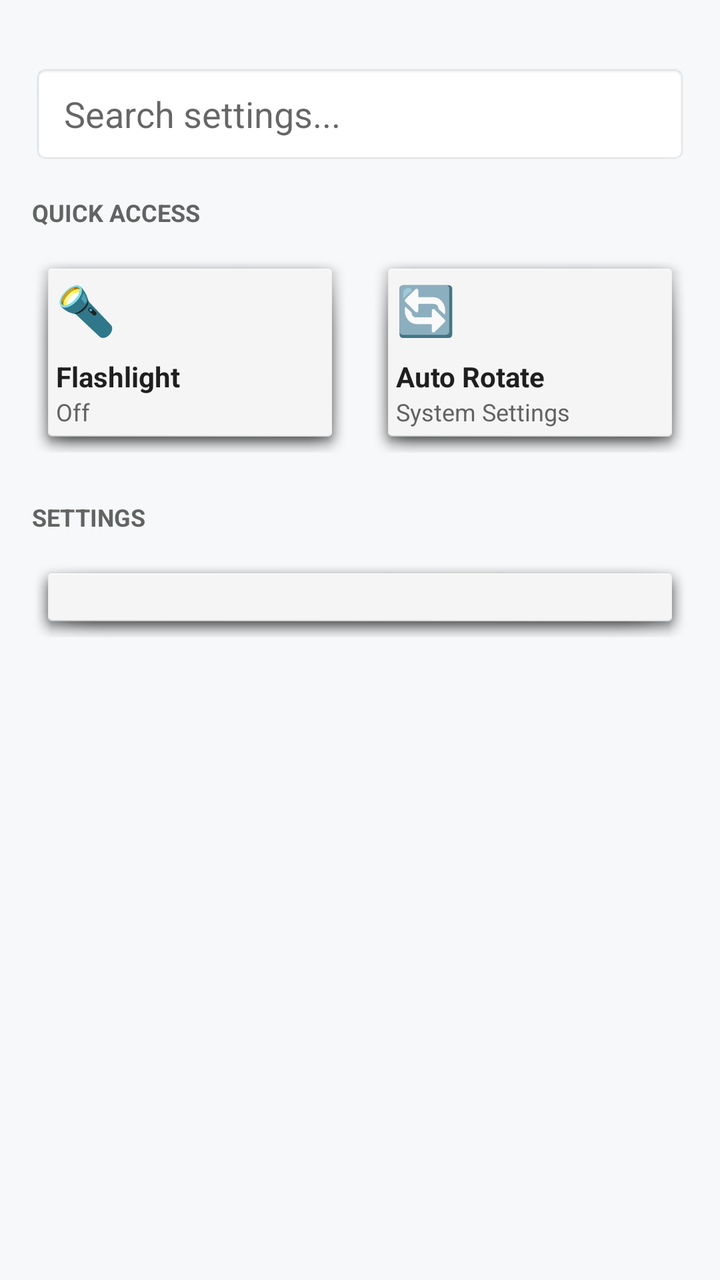
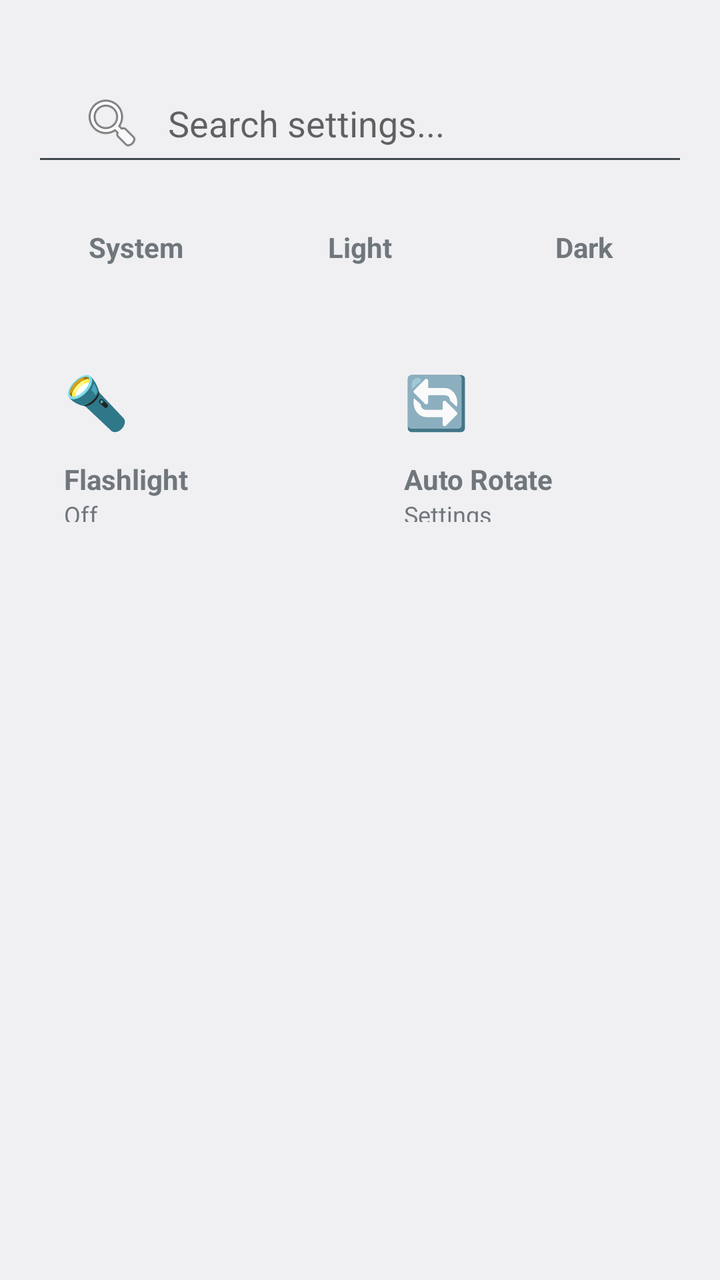

Screens rendered from an Android XML layout before and after an edit, with the pre-edit source and the edit as a unified diff.
<!-- AndroidManifest.xml: application theme android:Theme.DeviceDefault.Light.NoActionBar -->
<!-- res/layout/activity_main.xml -->
<?xml version="1.0" encoding="utf-8"?>
<LinearLayout xmlns:android="http://schemas.android.com/apk/res/android"
    android:layout_width="match_parent"
    android:layout_height="match_parent"
    android:orientation="vertical"
    android:background="#f6f8fa"
    android:paddingTop="32dp"
    android:paddingHorizontal="16dp">

    <EditText
        android:id="@+id/search_bar"
        android:layout_width="match_parent"
        android:layout_height="50dp"
        android:background="@android:drawable/editbox_background"
        android:hint="Search settings..."
        android:paddingHorizontal="16dp"
        android:layout_marginBottom="16dp"/>

    <ScrollView
        android:layout_width="match_parent"
        android:layout_height="match_parent"
        android:scrollbars="none">
        
        <LinearLayout
            android:layout_width="match_parent"
            android:layout_height="wrap_content"
            android:orientation="vertical">

            <TextView
                android:layout_width="match_parent"
                android:layout_height="wrap_content"
                android:text="QUICK ACCESS"
                android:textStyle="bold"
                android:textColor="#636363"
                android:textSize="12sp"
                android:paddingBottom="12dp" />

            <LinearLayout
                android:id="@+id/quick_panel"
                android:layout_width="match_parent"
                android:layout_height="wrap_content"
                android:orientation="horizontal"
                android:layout_marginBottom="24dp">
                
                <LinearLayout
                    android:id="@+id/tile_torch"
                    android:layout_width="0dp"
                    android:layout_weight="1"
                    android:layout_height="100dp"
                    android:orientation="vertical"
                    android:background="@android:drawable/dialog_holo_light_frame"
                    android:padding="12dp"
                    android:layout_marginEnd="6dp"
                    android:clickable="true"
                    android:focusable="true">
                    <TextView android:id="@+id/icon_torch" android:layout_width="wrap_content" android:layout_height="wrap_content" android:text="🔦" android:textSize="24sp"/>
                    <TextView android:layout_width="wrap_content" android:layout_height="wrap_content" android:text="Flashlight" android:textStyle="bold" android:textColor="#1f1f1f" android:layout_marginTop="8dp"/>
                    <TextView android:id="@+id/status_torch" android:layout_width="wrap_content" android:layout_height="wrap_content" android:text="Off" android:textColor="#636363" android:textSize="12sp"/>
                </LinearLayout>

                <LinearLayout
                    android:id="@+id/tile_rotate"
                    android:layout_width="0dp"
                    android:layout_weight="1"
                    android:layout_height="100dp"
                    android:orientation="vertical"
                    android:background="@android:drawable/dialog_holo_light_frame"
                    android:padding="12dp"
                    android:layout_marginStart="6dp"
                    android:clickable="true"
                    android:focusable="true">
                    <TextView android:layout_width="wrap_content" android:layout_height="wrap_content" android:text="🔄" android:textSize="24sp"/>
                    <TextView android:layout_width="wrap_content" android:layout_height="wrap_content" android:text="Auto Rotate" android:textStyle="bold" android:textColor="#1f1f1f" android:layout_marginTop="8dp"/>
                    <TextView android:layout_width="wrap_content" android:layout_height="wrap_content" android:text="System Settings" android:textColor="#636363" android:textSize="12sp"/>
                </LinearLayout>
            </LinearLayout>

            <TextView
                android:layout_width="match_parent"
                android:layout_height="wrap_content"
                android:text="SETTINGS"
                android:textStyle="bold"
                android:textColor="#636363"
                android:textSize="12sp"
                android:paddingBottom="12dp" />

            <LinearLayout
                android:id="@+id/list_container"
                android:layout_width="match_parent"
                android:layout_height="wrap_content"
                android:orientation="vertical"
                android:background="@android:drawable/dialog_holo_light_frame"
                android:paddingVertical="8dp" />
                
        </LinearLayout>
    </ScrollView>
</LinearLayout>
<!-- resources referenced by this layout -->
<resources>

</resources>

<!-- the commit's change to res/layout/activity_main.xml (unified diff, before → after) -->
@@ -1,20 +1,63 @@
 <?xml version="1.0" encoding="utf-8"?>
 <LinearLayout xmlns:android="http://schemas.android.com/apk/res/android"
+    android:id="@+id/root_view"
     android:layout_width="match_parent"
     android:layout_height="match_parent"
     android:orientation="vertical"
-    android:background="#f6f8fa"
     android:paddingTop="32dp"
     android:paddingHorizontal="16dp">
 
     <EditText
         android:id="@+id/search_bar"
         android:layout_width="match_parent"
-        android:layout_height="50dp"
-        android:background="@android:drawable/editbox_background"
+        android:layout_height="56dp"
         android:hint="Search settings..."
-        android:paddingHorizontal="16dp"
-        android:layout_marginBottom="16dp"/>
+        android:paddingHorizontal="24dp"
+        android:textSize="18sp"
+        android:drawableStart="@android:drawable/ic_menu_search"
+        android:drawablePadding="12dp"
+        android:layout_marginBottom="16dp"
+        android:singleLine="true"
+        android:elevation="2dp"/>
+
+    <LinearLayout
+        android:layout_width="match_parent"
+        android:layout_height="wrap_content"
+        android:orientation="horizontal"
+        android:layout_marginBottom="24dp"
+        android:gravity="center">
+        
+        <TextView
+            android:id="@+id/btn_theme_sys"
+            android:layout_width="0dp"
+            android:layout_weight="1"
+            android:layout_height="wrap_content"
+            android:text="System"
+            android:textAlignment="center"
+            android:padding="10dp"
+            android:textStyle="bold"/>
+            
+        <TextView
+            android:id="@+id/btn_theme_light"
+            android:layout_width="0dp"
+            android:layout_weight="1"
+            android:layout_height="wrap_content"
+            android:text="Light"
+            android:textAlignment="center"
+            android:padding="10dp"
+            android:textStyle="bold"
+            android:layout_marginHorizontal="8dp"/>
+            
+        <TextView
+            android:id="@+id/btn_theme_dark"
+            android:layout_width="0dp"
+            android:layout_weight="1"
+            android:layout_height="wrap_content"
+            android:text="Dark"
+            android:textAlignment="center"
+            android:padding="10dp"
+            android:textStyle="bold"/>
+    </LinearLayout>
 
     <ScrollView
         android:layout_width="match_parent"
@@ -25,15 +68,6 @@
             android:layout_width="match_parent"
             android:layout_height="wrap_content"
             android:orientation="vertical">
-
-            <TextView
-                android:layout_width="match_parent"
-                android:layout_height="wrap_content"
-                android:text="QUICK ACCESS"
-                android:textStyle="bold"
-                android:textColor="#636363"
-                android:textSize="12sp"
-                android:paddingBottom="12dp" />
 
             <LinearLayout
                 android:id="@+id/quick_panel"
@@ -46,51 +80,40 @@
                     android:id="@+id/tile_torch"
                     android:layout_width="0dp"
                     android:layout_weight="1"
-                    android:layout_height="100dp"
+                    android:layout_height="110dp"
                     android:orientation="vertical"
-                    android:background="@android:drawable/dialog_holo_light_frame"
-                    android:padding="12dp"
+                    android:padding="16dp"
                     android:layout_marginEnd="6dp"
                     android:clickable="true"
                     android:focusable="true">
-                    <TextView android:id="@+id/icon_torch" android:layout_width="wrap_content" android:layout_height="wrap_content" android:text="🔦" android:textSize="24sp"/>
-                    <TextView android:layout_width="wrap_content" android:layout_height="wrap_content" android:text="Flashlight" android:textStyle="bold" android:textColor="#1f1f1f" android:layout_marginTop="8dp"/>
-                    <TextView android:id="@+id/status_torch" android:layout_width="wrap_content" android:layout_height="wrap_content" android:text="Off" android:textColor="#636363" android:textSize="12sp"/>
+                    <TextView android:id="@+id/icon_torch" android:layout_width="wrap_content" android:layout_height="wrap_content" android:text="🔦" android:textSize="26sp"/>
+                    <TextView android:id="@+id/text_torch" android:layout_width="wrap_content" android:layout_height="wrap_content" android:text="Flashlight" android:textStyle="bold" android:layout_marginTop="12dp"/>
+                    <TextView android:id="@+id/status_torch" android:layout_width="wrap_content" android:layout_height="wrap_content" android:text="Off" android:textSize="12sp"/>
                 </LinearLayout>
 
                 <LinearLayout
                     android:id="@+id/tile_rotate"
                     android:layout_width="0dp"
                     android:layout_weight="1"
-                    android:layout_height="100dp"
+                    android:layout_height="110dp"
                     android:orientation="vertical"
-                    android:background="@android:drawable/dialog_holo_light_frame"
-                    android:padding="12dp"
+                    android:padding="16dp"
                     android:layout_marginStart="6dp"
                     android:clickable="true"
                     android:focusable="true">
-                    <TextView android:layout_width="wrap_content" android:layout_height="wrap_content" android:text="🔄" android:textSize="24sp"/>
-                    <TextView android:layout_width="wrap_content" android:layout_height="wrap_content" android:text="Auto Rotate" android:textStyle="bold" android:textColor="#1f1f1f" android:layout_marginTop="8dp"/>
-                    <TextView android:layout_width="wrap_content" android:layout_height="wrap_content" android:text="System Settings" android:textColor="#636363" android:textSize="12sp"/>
+                    <TextView android:layout_width="wrap_content" android:layout_height="wrap_content" android:text="🔄" android:textSize="26sp"/>
+                    <TextView android:id="@+id/text_rotate" android:layout_width="wrap_content" android:layout_height="wrap_content" android:text="Auto Rotate" android:textStyle="bold" android:layout_marginTop="12dp"/>
+                    <TextView android:id="@+id/status_rotate" android:layout_width="wrap_content" android:layout_height="wrap_content" android:text="Settings" android:textSize="12sp"/>
                 </LinearLayout>
             </LinearLayout>
-
-            <TextView
-                android:layout_width="match_parent"
-                android:layout_height="wrap_content"
-                android:text="SETTINGS"
-                android:textStyle="bold"
-                android:textColor="#636363"
-                android:textSize="12sp"
-                android:paddingBottom="12dp" />
 
             <LinearLayout
                 android:id="@+id/list_container"
                 android:layout_width="match_parent"
                 android:layout_height="wrap_content"
                 android:orientation="vertical"
-                android:background="@android:drawable/dialog_holo_light_frame"
-                android:paddingVertical="8dp" />
+                android:paddingVertical="8dp"
+                android:layout_marginBottom="32dp"/>
                 
         </LinearLayout>
     </ScrollView>
